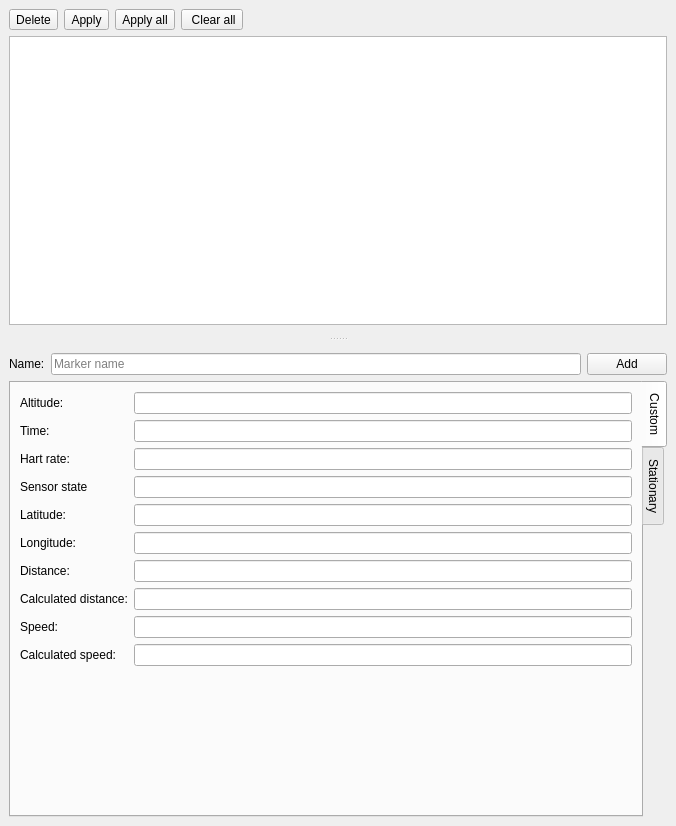
Before: the Qt Designer form gui/marking_dock.ui in SergiuToporjinschi/GPSTrackEditor, drawn with Qt 5.
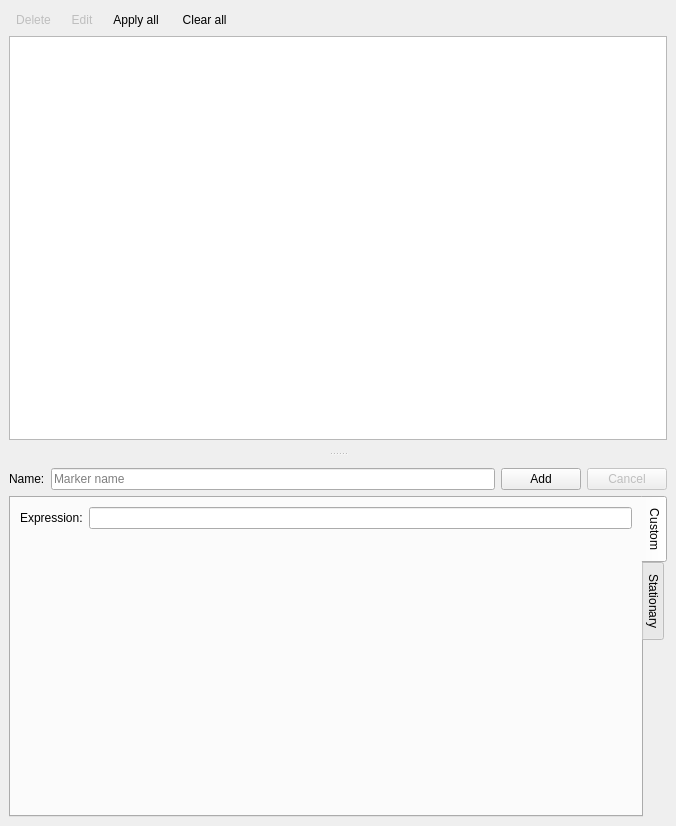
After: the same form once the commit is applied. Icons and pictures are not drawn.

Diff of the .ui file:
```diff
--- a/gui/marking_dock.ui
+++ b/gui/marking_dock.ui
@@ -84,6 +84,12 @@
            <number>10</number>
           </property>
           <widget class="QFrame" name="frameTop">
+           <property name="sizePolicy">
+            <sizepolicy hsizetype="Preferred" vsizetype="Minimum">
+             <horstretch>0</horstretch>
+             <verstretch>0</verstretch>
+            </sizepolicy>
+           </property>
            <property name="frameShape">
             <enum>QFrame::NoFrame</enum>
            </property>
@@ -98,6 +104,9 @@
              <layout class="QHBoxLayout" name="horizontalLayout">
               <item>
                <widget class="QToolButton" name="toolDelete">
+                <property name="enabled">
+                 <bool>false</bool>
+                </property>
                 <property name="toolTip">
                  <string>Delete</string>
                 </property>
@@ -111,32 +120,38 @@
                 <property name="toolButtonStyle">
                  <enum>Qt::ToolButtonIconOnly</enum>
                 </property>
+                <property name="autoRaise">
+                 <bool>true</bool>
+                </property>
+                <property name="activeOnState" stdset="0">
+                 <number>1</number>
+                </property>
                </widget>
               </item>
               <item>
-               <widget class="QToolButton" name="toolActivate">
-                <property name="minimumSize">
-                 <size>
-                  <width>45</width>
-                  <height>0</height>
-                 </size>
+               <widget class="QToolButton" name="toolEdit">
+                <property name="enabled">
+                 <bool>false</bool>
                 </property>
                 <property name="toolTip">
                  <string>Apply</string>
                 </property>
                 <property name="text">
-                 <string>Apply</string>
+                 <string>Edit</string>
                 </property>
                 <property name="icon">
                  <iconset resource="../gpstracker.qrc">
-                  <normaloff>:/resources/icons/apply.png</normaloff>:/resources/icons/apply.png</iconset>
-                </property>
-                <property name="checkable">
-                 <bool>true</bool>
+                  <normaloff>:/resources/icons/edit.png</normaloff>:/resources/icons/edit.png</iconset>
                 </property>
                 <property name="toolButtonStyle">
                  <enum>Qt::ToolButtonIconOnly</enum>
                 </property>
+                <property name="autoRaise">
+                 <bool>true</bool>
+                </property>
+                <property name="activeOnState" stdset="0">
+                 <number>1</number>
+                </property>
                </widget>
               </item>
               <item>
@@ -154,6 +169,12 @@
                 <property name="toolButtonStyle">
                  <enum>Qt::ToolButtonIconOnly</enum>
                 </property>
+                <property name="autoRaise">
+                 <bool>true</bool>
+                </property>
+                <property name="activeOnState" stdset="0">
+                 <number>1</number>
+                </property>
                </widget>
               </item>
               <item>
@@ -171,6 +192,12 @@
                 <property name="toolButtonStyle">
                  <enum>Qt::ToolButtonIconOnly</enum>
                 </property>
+                <property name="autoRaise">
+                 <bool>true</bool>
+                </property>
+                <property name="activeOnState" stdset="0">
+                 <number>1</number>
+                </property>
                </widget>
               </item>
               <item>
@@ -207,6 +234,12 @@
            </layout>
           </widget>
           <widget class="QFrame" name="frameBottom">
+           <property name="sizePolicy">
+            <sizepolicy hsizetype="Preferred" vsizetype="Preferred">
+             <horstretch>0</horstretch>
+             <verstretch>0</verstretch>
+            </sizepolicy>
+           </property>
            <property name="frameShape">
             <enum>QFrame::NoFrame</enum>
            </property>
@@ -218,10 +251,7 @@
            </property>
            <layout class="QVBoxLayout" name="verticalLayout_2">
             <item>
-             <layout class="QHBoxLayout" name="horizontalLayoutTemplateToolbar">
-              <property name="leftMargin">
-               <number>0</number>
-              </property>
+             <layout class="QHBoxLayout" name="horizontalToolbar">
               <item>
                <widget class="QLabel" name="label_169">
                 <property name="text">
@@ -244,6 +274,22 @@
                 <property name="text">
                  <string>Add</string>
                 </property>
+                <property name="shortcut">
+                 <string>Ctrl+Return</string>
+                </property>
+               </widget>
+              </item>
+              <item>
+               <widget class="QPushButton" name="pushCancelEdit">
+                <property name="enabled">
+                 <bool>false</bool>
+                </property>
+                <property name="text">
+                 <string>Cancel</string>
+                </property>
+                <property name="activeOnState" stdset="0">
+                 <number>2</number>
+                </property>
                </widget>
               </item>
              </layout>
@@ -273,7 +319,7 @@
                 <item row="0" column="0">
                  <widget class="QLabel" name="label_167">
                   <property name="text">
-                   <string>Altitude:</string>
+                   <string>Expression:</string>
                   </property>
                   <property name="buddy">
                    <cstring>editAttrAltitude</cstring>
@@ -281,124 +327,7 @@
                  </widget>
                 </item>
                 <item row="0" column="1">
-                 <widget class="QLineEdit" name="editAttrAltitude"/>
-                </item>
-                <item row="1" column="0">
-                 <widget class="QLabel" name="label_164">
-                  <property name="text">
-                   <string>Time:</string>
-                  </property>
-                  <property name="buddy">
-                   <cstring>editAttrTime</cstring>
-                  </property>
-                 </widget>
-                </item>
-                <item row="1" column="1">
-                 <widget class="QLineEdit" name="editAttrTime"/>
-                </item>
-                <item row="2" column="0">
-                 <widget class="QLabel" name="label_168">
-                  <property name="text">
-                   <string>Hart rate:</string>
-                  </property>
-                  <property name="buddy">
-                   <cstring>editAttrHartRate</cstring>
-                  </property>
-                 </widget>
-                </item>
-                <item row="2" column="1">
-                 <widget class="QLineEdit" name="editAttrHartRate"/>
-                </item>
-                <item row="3" column="0">
-                 <widget class="QLabel" name="label_162">
-                  <property name="text">
-                   <string>Sensor state</string>
-                  </property>
-                  <property name="buddy">
-                   <cstring>editAttrSensorState</cstring>
-                  </property>
-                 </widget>
-                </item>
-                <item row="3" column="1">
-                 <widget class="QLineEdit" name="editAttrSensorState"/>
-                </item>
-                <item row="4" column="0">
-                 <widget class="QLabel" name="label_165">
-                  <property name="text">
-                   <string>Latitude:</string>
-                  </property>
-                  <property name="buddy">
-                   <cstring>editAttrLatitude</cstring>
-                  </property>
-                 </widget>
-                </item>
-                <item row="4" column="1">
-                 <widget class="QLineEdit" name="editAttrLatitude"/>
-                </item>
-                <item row="5" column="0">
-                 <widget class="QLabel" name="label_166">
-                  <property name="text">
-                   <string>Longitude:</string>
-                  </property>
-                  <property name="buddy">
-                   <cstring>editAttrLongitude</cstring>
-                  </property>
-                 </widget>
-                </item>
-                <item row="5" column="1">
-                 <widget class="QLineEdit" name="editAttrLongitude"/>
-                </item>
-                <item row="6" column="0">
-                 <widget class="QLabel" name="label_158">
-                  <property name="text">
-                   <string>Distance:</string>
-                  </property>
-                  <property name="buddy">
-                   <cstring>editAttrDistance</cstring>
-                  </property>
-                 </widget>
-                </item>
-                <item row="6" column="1">
-                 <widget class="QLineEdit" name="editAttrDistance"/>
-                </item>
-                <item row="7" column="0">
-                 <widget class="QLabel" name="label_159">
-                  <property name="text">
-                   <string>Calculated distance:</string>
-                  </property>
-                  <property name="buddy">
-                   <cstring>editAttrCalculatedDistance</cstring>
-                  </property>
-                 </widget>
-                </item>
-                <item row="7" column="1">
-                 <widget class="QLineEdit" name="editAttrCalculatedDistance"/>
-                </item>
-                <item row="8" column="0">
-                 <widget class="QLabel" name="label_160">
-                  <property name="text">
-                   <string>Speed:</string>
-                  </property>
-                  <property name="buddy">
-                   <cstring>editAttrSpeed</cstring>
-                  </property>
-                 </widget>
-                </item>
-                <item row="8" column="1">
-                 <widget class="QLineEdit" name="editAttrSpeed"/>
-                </item>
-                <item row="9" column="0">
-                 <widget class="QLabel" name="label_161">
-                  <property name="text">
-                   <string>Calculated speed:</string>
-                  </property>
-                  <property name="buddy">
-                   <cstring>editAttrCalculatedSpeed</cstring>
-                  </property>
-                 </widget>
-                </item>
-                <item row="9" column="1">
-                 <widget class="QLineEdit" name="editAttrCalculatedSpeed"/>
+                 <widget class="QLineEdit" name="editCustomColExpression"/>
                 </item>
                </layout>
               </widget>
```
Left out of the diff: 54 changed lines with no effect on the pictures.
